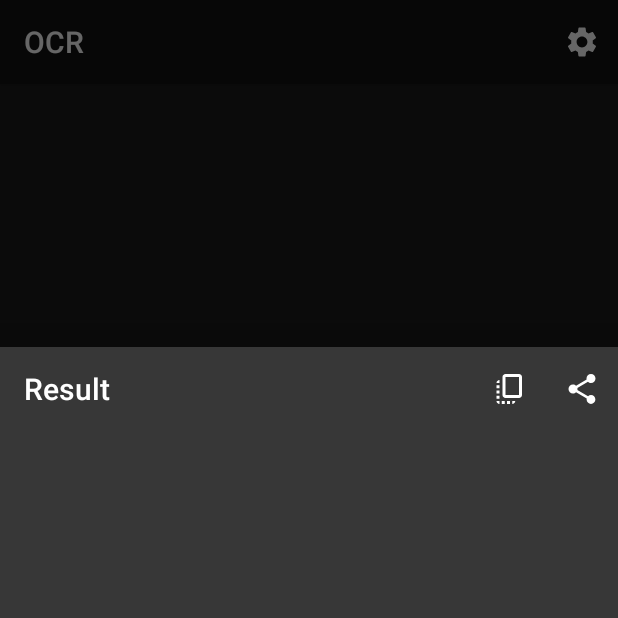
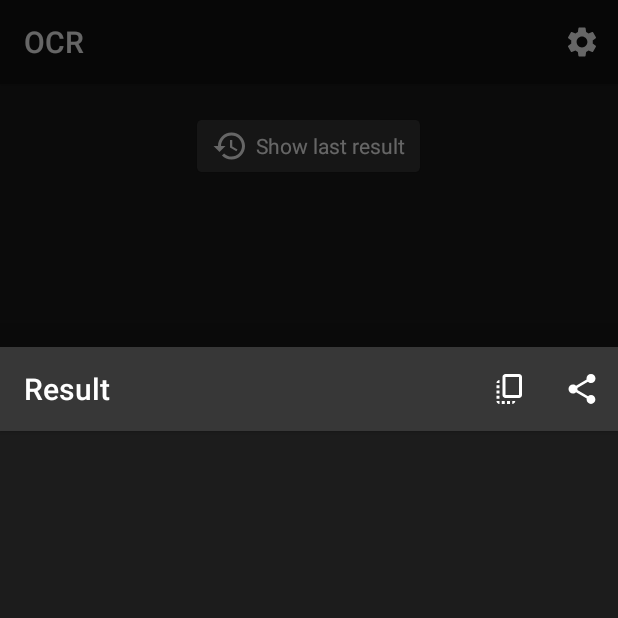
Before and after one commit to SubhamTyagi/android-ocr, an Android app: the fragment BottomSheetResultsFragment placed in its activity, on a phone screen of 412 x 824 dp, the top half of it. Run offline under Robolectric (Android 15) with nearby library versions, the light colour scheme and no system bars; libraries missing offline, so code that uses them is left out: com.googlecode.leptonica, com.googlecode.tesseract, com.theartofdev.edmodo; plain views replace ProgressIndicator; pictures from the network do not load; 3 statements that could not run were skipped.

Commit message:
Adding an option to show last result and improving design.

```diff
--- a/app/src/main/java/io/github/subhamtyagi/ocr/BottomSheetResultsFragment.java
+++ b/app/src/main/java/io/github/subhamtyagi/ocr/BottomSheetResultsFragment.java
@@ -3,6 +3,7 @@ package io.github.subhamtyagi.ocr;
 import android.content.ClipData;
 import android.content.ClipboardManager;
 import android.content.Context;
+import android.content.DialogInterface;
 import android.content.Intent;
 import android.os.Bundle;
 import android.view.LayoutInflater;
@@ -11,8 +12,10 @@ import android.view.ViewGroup;
 import android.widget.TextView;
 import android.widget.Toast;
 
+import androidx.annotation.NonNull;
 import androidx.annotation.Nullable;
 import androidx.appcompat.widget.Toolbar;
+import androidx.cardview.widget.CardView;
 
 import com.google.android.material.bottomsheet.BottomSheetDialogFragment;
 
@@ -20,17 +23,8 @@ public class BottomSheetResultsFragment extends BottomSheetDialogFragment {
 
     private static final String ARGUMENT_TEXT = "arg_text";
 
-    public static BottomSheetResultsFragment newInstance(String text) {
-
-        BottomSheetResultsFragment fragment = new BottomSheetResultsFragment();
-
-        Bundle bundle = new Bundle();
-        bundle.putString(ARGUMENT_TEXT, text);
-        fragment.setArguments(bundle);
-
-        return fragment;
-
-    }
+    private Context context;
+    private Bundle bundle;
 
     @Nullable
     @Override
@@ -39,8 +33,8 @@ public class BottomSheetResultsFragment extends BottomSheetDialogFragment {
 
         View v = inflater.inflate(R.layout.bottom_sheet_dialog_results, container, false);
 
-        final Context context = getContext();
-        final Bundle bundle = getArguments();
+        context = getContext();
+        bundle = getArguments();
 
         assert bundle != null;
         assert context != null;
@@ -93,4 +87,33 @@ public class BottomSheetResultsFragment extends BottomSheetDialogFragment {
 
     }
 
+    @Override
+    public void onCancel(@NonNull DialogInterface dialog) {
+
+        dismiss();
+    }
+
+    @Override
+    public void dismiss() {
+
+        CardView lastResultFrame = requireActivity().findViewById(R.id.last_result_frame);
+        lastResultFrame.setTag(bundle.getString(ARGUMENT_TEXT));
+        lastResultFrame.setVisibility(View.VISIBLE);
+
+        super.dismiss();
+
+    }
+
+    public static BottomSheetResultsFragment newInstance(String text) {
+
+        BottomSheetResultsFragment fragment = new BottomSheetResultsFragment();
+
+        Bundle bundle = new Bundle();
+        bundle.putString(ARGUMENT_TEXT, text);
+        fragment.setArguments(bundle);
+
+        return fragment;
+
+    }
+
 }
--- a/app/src/main/java/io/github/subhamtyagi/ocr/MainActivity.java
+++ b/app/src/main/java/io/github/subhamtyagi/ocr/MainActivity.java
@@ -26,6 +26,7 @@ import android.widget.Toast;
 import androidx.annotation.Nullable;
 import androidx.appcompat.app.AlertDialog;
 import androidx.appcompat.app.AppCompatActivity;
+import androidx.cardview.widget.CardView;
 import androidx.swiperefreshlayout.widget.SwipeRefreshLayout;
 
 import com.google.android.material.floatingactionbutton.FloatingActionButton;
@@ -101,11 +102,14 @@ public class MainActivity extends AppCompatActivity implements TessBaseAPI.Progr
      * SwipeRefreshLayout
      */
     private SwipeRefreshLayout mSwipeRefreshLayout;
-
     /**
      * FloatingActionButton
      */
     private FloatingActionButton mFloatingActionButton;
+    /**
+     * CardView
+     */
+    private CardView mLastResultFrame;
 
     @Override
     protected void onCreate(Bundle savedInstanceState) {
@@ -119,6 +123,7 @@ public class MainActivity extends AppCompatActivity implements TessBaseAPI.Progr
         mProgressIndicator = findViewById(R.id.progress_indicator);
         mSwipeRefreshLayout = findViewById(R.id.swipe_to_refresh);
         mFloatingActionButton = findViewById(R.id.btn_scan);
+        mLastResultFrame = findViewById(R.id.last_result_frame);
 
         initDirectories();
         /*
@@ -134,6 +139,18 @@ public class MainActivity extends AppCompatActivity implements TessBaseAPI.Progr
     }
 
     private void initViews() {
+
+        mLastResultFrame.setOnClickListener(v -> {
+
+            if(mLastResultFrame.getTag() != null) {
+
+                mLastResultFrame.setVisibility(View.GONE);
+
+                BottomSheetResultsFragment bottomSheetResultsFragment = BottomSheetResultsFragment.newInstance((String) mLastResultFrame.getTag());
+                bottomSheetResultsFragment.show(getSupportFragmentManager(), "bottomSheetResultsFragment");
+
+            }
+        });
 
         mFloatingActionButton.setOnClickListener(v -> {
 
@@ -169,10 +186,20 @@ public class MainActivity extends AppCompatActivity implements TessBaseAPI.Progr
         });
 
         if (SpUtil.getInstance().getBoolean(getString(R.string.key_persist_data), true)) {
+
             Bitmap bitmap = loadBitmapFromStorage();
 
             if (bitmap != null) {
                 mImageView.setImageBitmap(bitmap);
+            }
+
+            String text = SpUtil.getInstance().getString(getString(R.string.key_last_use_image_text));
+
+            if (text != null) {
+
+                mLastResultFrame.setTag(text);
+                mLastResultFrame.setVisibility(View.VISIBLE);
+
             }
         }
     }
@@ -472,12 +499,7 @@ public class MainActivity extends AppCompatActivity implements TessBaseAPI.Progr
     public void onProgressValues(final TessBaseAPI.ProgressValues progressValues) {
         Log.d(TAG, "onProgressValues: percent " + progressValues.getPercent());
 
-        runOnUiThread(new Runnable() {
-            @Override
-            public void run() {
-                mProgressIndicator.setProgress((int) (progressValues.getPercent() * 1.46));
-            }
-        });
+        runOnUiThread(() -> mProgressIndicator.setProgress((int) (progressValues.getPercent() * 1.46)));
     }
 
 
@@ -538,12 +560,14 @@ public class MainActivity extends AppCompatActivity implements TessBaseAPI.Progr
         protected void onPreExecute() {
             super.onPreExecute();
 
+            mLastResultFrame.setVisibility(View.GONE);
             mProgressIndicator.setProgress(0);
             mProgressIndicator.setVisibility(View.VISIBLE);
 
             mImageView.animate()
                     .alpha(.2f)
-                    .setDuration(450);
+                    .setDuration(450)
+                    .start();
         }
 
         @Override
@@ -552,12 +576,17 @@ public class MainActivity extends AppCompatActivity implements TessBaseAPI.Progr
             mProgressIndicator.setVisibility(View.GONE);
             mImageView.animate()
                     .alpha(1f)
-                    .setDuration(450);
+                    .setDuration(450)
+                    .start();
 
             String clean_text = Html.fromHtml(text).toString().trim();
 
             BottomSheetResultsFragment bottomSheetResultsFragment = BottomSheetResultsFragment.newInstance(clean_text);
             bottomSheetResultsFragment.show(getSupportFragmentManager(), "bottomSheetResultsFragment");
+
+            if(SpUtil.getInstance().getBoolean(getString(R.string.key_persist_data), true)) {
+                SpUtil.getInstance().putString(getString(R.string.key_last_use_image_text), clean_text);
+            }
 
             Bitmap bitmap = loadBitmapFromStorage();
             if (bitmap != null) {
--- a/app/src/main/java/io/github/subhamtyagi/ocr/utils/Constants.java
+++ b/app/src/main/java/io/github/subhamtyagi/ocr/utils/Constants.java
@@ -20,6 +20,7 @@ public class Constants {
     public static final String KEY_LANGUAGE_FOR_TESSERACT_MULTI="multi_languages";
     public static final String KEY_GRAYSCALE_IMAGE_OCR="grayscale_image_ocr";
     public static final String KEY_LAST_USE_IMAGE_LOCATION="last_use_image_location";
+    public static final String KEY_LAST_USE_IMAGE_TEXT="last_use_image_text";
     public static final String KEY_PERSIST_DATA="persist_data";
 
 
--- /dev/null
+++ b/app/src/main/res/drawable/ic_baseline_history_24.xml
@@ -0,0 +1,5 @@
+<vector android:height="24dp" android:tint="#FFFFFF"
+    android:viewportHeight="24" android:viewportWidth="24"
+    android:width="24dp" xmlns:android="http://schemas.android.com/apk/res/android">
+    <path android:fillColor="@android:color/white" android:pathData="M13,3c-4.97,0 -9,4.03 -9,9L1,12l3.89,3.89 0.07,0.14L9,12L6,12c0,-3.87 3.13,-7 7,-7s7,3.13 7,7 -3.13,7 -7,7c-1.93,0 -3.68,-0.79 -4.94,-2.06l-1.42,1.42C8.27,19.99 10.51,21 13,21c4.97,0 9,-4.03 9,-9s-4.03,-9 -9,-9zM12,8v5l4.28,2.54 0.72,-1.21 -3.5,-2.08L13.5,8L12,8z"/>
+</vector>
--- a/app/src/main/res/layout/activity_main.xml
+++ b/app/src/main/res/layout/activity_main.xml
@@ -1,10 +1,11 @@
 <?xml version="1.0" encoding="utf-8"?>
-<FrameLayout xmlns:android="http://schemas.android.com/apk/res/android"
+<LinearLayout xmlns:android="http://schemas.android.com/apk/res/android"
     xmlns:app="http://schemas.android.com/apk/res-auto"
     xmlns:tools="http://schemas.android.com/tools"
     android:layout_width="match_parent"
     android:layout_height="match_parent"
-    android:background="@color/background">
+    android:background="@color/background"
+    android:orientation="vertical">
 
     <com.google.android.material.progressindicator.ProgressIndicator
         android:id="@+id/progress_indicator"
@@ -16,6 +17,36 @@
         app:indicatorColor="@color/colorAccent"
         tools:progress="20"
         tools:visibility="visible" />
+
+    <FrameLayout
+        android:layout_width="match_parent"
+        android:layout_height="match_parent">
+
+        <androidx.cardview.widget.CardView
+            android:id="@+id/last_result_frame"
+            android:layout_width="wrap_content"
+            android:layout_height="wrap_content"
+            android:layout_gravity="center_horizontal"
+            android:layout_marginTop="24dp"
+            android:visibility="gone"
+            app:cardBackgroundColor="@color/elevatedSurface"
+            app:cardCornerRadius="3dp"
+            tools:visibility="visible">
+
+            <TextView
+                android:layout_width="wrap_content"
+                android:layout_height="wrap_content"
+                android:layout_marginLeft="10dp"
+                android:layout_marginTop="5dp"
+                android:layout_marginRight="10dp"
+                android:layout_marginBottom="5dp"
+                android:drawablePadding="5dp"
+                android:gravity="center_vertical"
+                android:text="@string/show_last_result"
+                android:textColor="@android:color/white"
+                app:drawableLeftCompat="@drawable/ic_baseline_history_24" />
+
+        </androidx.cardview.widget.CardView>
 
         <androidx.swiperefreshlayout.widget.SwipeRefreshLayout
             android:id="@+id/swipe_to_refresh"
@@ -45,3 +76,4 @@
 
 
     </FrameLayout>
+</LinearLayout>
--- a/app/src/main/res/layout/bottom_sheet_dialog_results.xml
+++ b/app/src/main/res/layout/bottom_sheet_dialog_results.xml
@@ -4,13 +4,13 @@
     xmlns:tools="http://schemas.android.com/tools"
     android:layout_width="match_parent"
     android:layout_height="wrap_content"
-    android:background="@color/elevatedSurface">
+    android:background="@color/background">
 
     <com.google.android.material.appbar.AppBarLayout
         android:id="@+id/app_bar_layout"
         android:layout_width="match_parent"
         android:layout_height="wrap_content"
-        app:elevation="0dp">
+        app:elevation="2dp">
 
         <androidx.appcompat.widget.Toolbar
             android:id="@+id/toolbar"
@@ -34,9 +34,9 @@
             android:layout_width="match_parent"
             android:layout_height="wrap_content"
             android:paddingLeft="16dp"
-            android:paddingTop="6dp"
+            android:paddingTop="12dp"
             android:paddingRight="16dp"
-            android:paddingBottom="16dp"
+            android:paddingBottom="12dp"
             android:textColor="@android:color/white"
             android:textIsSelectable="true"
             android:textSize="16sp"
--- a/app/src/main/res/values/strings.xml
+++ b/app/src/main/res/values/strings.xml
@@ -5,6 +5,7 @@
     <string name="key_tess_training_data_source" translatable="false">tess_training_data_source</string>
     <string name="key_grayscale_image_ocr" translatable="false">grayscale_image_ocr</string>
     <string name="key_last_use_image_location" translatable="false">last_use_image_location</string>
+    <string name="key_last_use_image_text" translatable="false">last_use_image_text</string>
     <string name="key_draw_box" translatable="false">key_draw_box</string>
     <string name="key_persist_data" translatable="false">persist_data</string>
     <string name="key_language_for_tesseract_multi" translatable="false">multi_languages</string>
@@ -27,12 +28,13 @@
     <string name="converting_image">Converting Image to text…</string>
     <string name="downloading">Downloading…</string>
     <string name="downloading_language">Downloading language data…</string>
+    <string name="show_last_result">Show last result</string>
     <string name="text_goes_here">Text goes here</string>
     <string name="copied_to_clipboard">Copied to clipboard</string>
     <string name="copy_to_clipboard">Copy to clipboard</string>
     <string name="share">Share</string>
 
-    <string name="persist_data_summary">Save image after the app closes</string>
+    <string name="persist_data_summary">Save image and text after the app closes</string>
     <string name="persist_data_title">Save data</string>
 
     <string name="percentage_downloaded">% of total:</string>
```
Lines whose indentation alone changed are shown as unchanged.
